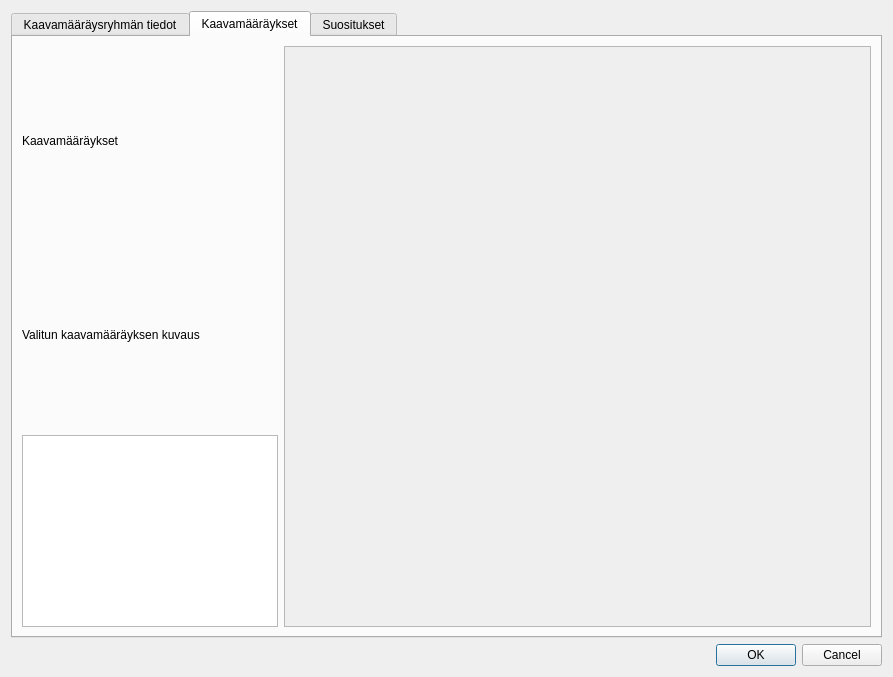
Qt form arho_feature_template/gui/dialogs/plan_regulation_group_form.ui (GispoCoding/arho-qgis-plugin) before a commit.
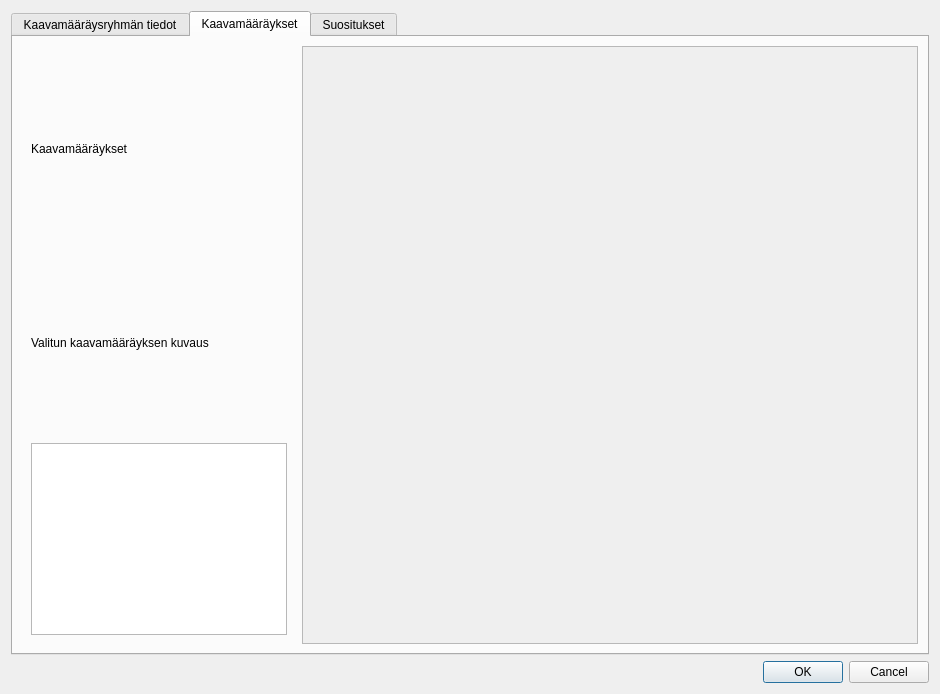
The same form after that commit. The open tabs and pages were chosen to show the change. Custom widgets are drawn as their Qt base class.

The edit to the form file:
```diff
--- a/arho_feature_template/gui/dialogs/plan_regulation_group_form.ui
+++ b/arho_feature_template/gui/dialogs/plan_regulation_group_form.ui
@@ -6,8 +6,8 @@
    <rect>
     <x>0</x>
     <y>0</y>
-    <width>893</width>
-    <height>677</height>
+    <width>940</width>
+    <height>694</height>
    </rect>
   </property>
   <property name="windowTitle">
@@ -109,7 +109,8 @@
       </attribute>
       <layout class="QHBoxLayout" name="horizontalLayout">
        <item>
-        <layout class="QVBoxLayout" name="regulations_tree_layout">
+        <widget class="QWidget" name="libraries_widget" native="true">
+         <layout class="QVBoxLayout" name="verticalLayout">
          <item>
           <widget class="QLabel" name="label_6">
            <property name="text">
@@ -143,6 +144,7 @@
           </widget>
          </item>
         </layout>
+        </widget>
        </item>
        <item>
         <widget class="QScrollArea" name="regulations_scroll_area">
@@ -154,8 +156,8 @@
            <rect>
             <x>0</x>
             <y>0</y>
-            <width>587</width>
-            <height>577</height>
+            <width>618</width>
+            <height>594</height>
            </rect>
           </property>
           <layout class="QVBoxLayout" name="regulations_layout">
```
Left out of the diff: 4 changed lines with no effect on the pictures. Lines whose indentation alone changed are shown as unchanged.
